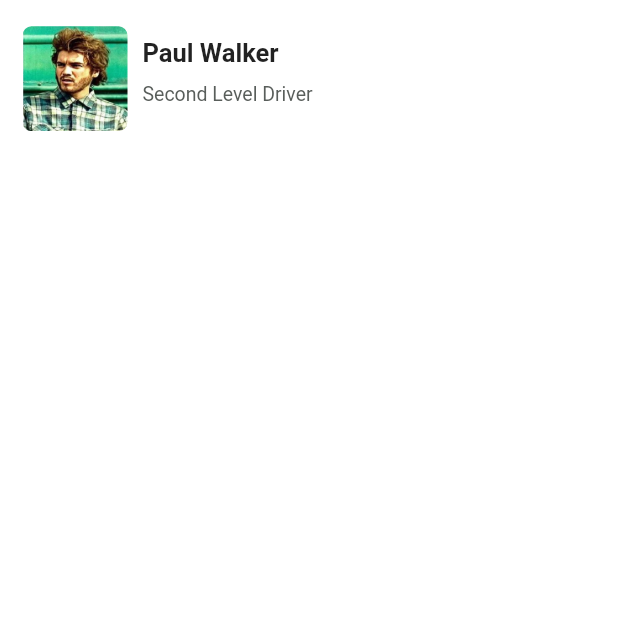
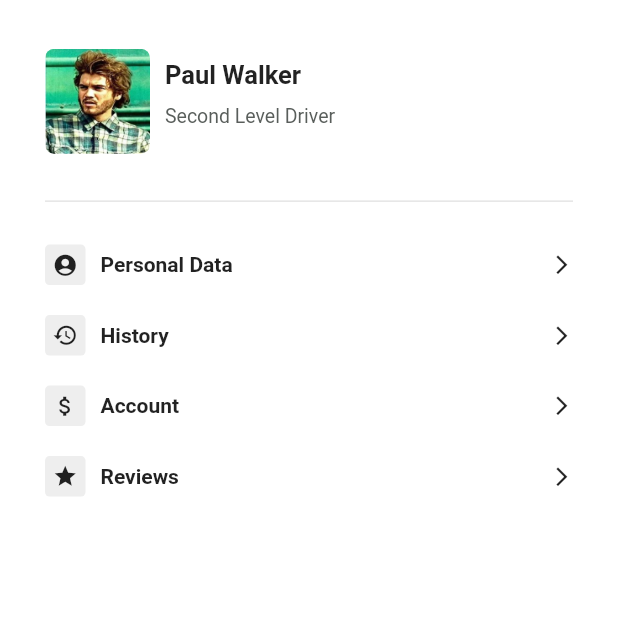
Before and after one commit to dombroks/delivery_app, a Flutter app: the screen it shows after launch, on a phone screen of 412 x 824 dp, the top half of it. Run offline on Flutter 3.47's test engine with Material 2 defaults, Android fonts, the phone set to English and light mode, and no system bars; our stand-ins replace connectivity, flutter_svg, google_maps_flutter, im_stepper, image_picker.

Commit message:
reutilizability of components

```diff
--- /dev/null
+++ b/lib/view/component/CustomSideDrawerRowItem.dart
@@ -0,0 +1,57 @@
+import 'package:flutter/material.dart';
+
+class CustomSideDrawerRowItem extends StatelessWidget {
+  const CustomSideDrawerRowItem({
+    Key key,
+    @required this.screenSize,
+    this.title,
+    this.destinationScreen,
+    this.icon,
+  }) : super(key: key);
+
+  final Size screenSize;
+  final String title;
+  final String destinationScreen;
+  final IconData icon;
+
+  @override
+  Widget build(BuildContext context) {
+    return Row(
+      mainAxisAlignment: MainAxisAlignment.spaceBetween,
+      children: [
+        Row(
+          children: [
+            Container(
+              width: 27,
+              height: 27,
+              decoration: BoxDecoration(
+                borderRadius: BorderRadius.all(Radius.circular(3)),
+                color: Colors.grey[200],
+              ),
+              child: Icon(
+                icon,
+                size: 17,
+              ),
+            ),
+            SizedBox(
+              width: 10,
+            ),
+            Text(
+              title,
+              style: TextStyle(fontWeight: FontWeight.bold),
+            ),
+          ],
+        ),
+        GestureDetector(
+          child: Icon(
+            Icons.arrow_forward_ios,
+            size: 15,
+          ),
+          onTap: () {
+            Navigator.of(context).pushNamed(destinationScreen);
+          },
+        )
+      ],
+    );
+  }
+}
--- a/lib/view/sideDrawer.dart
+++ b/lib/view/sideDrawer.dart
@@ -1,5 +1,7 @@
 import 'package:delivery/utils/constants.dart';
 import 'package:flutter/material.dart';
+
+import 'component/CustomSideDrawerRowItem.dart';
 
 class SideDrawer extends StatefulWidget {
   @override
@@ -9,12 +11,13 @@ class SideDrawer extends StatefulWidget {
 class _SideDrawerState extends State<SideDrawer> {
   @override
   Widget build(BuildContext context) {
+    var screenSize = MediaQuery.of(context).size;
     return Scaffold(
       body: SafeArea(
         child: Container(
           color: Colors.white,
           child: Padding(
-            padding: const EdgeInsets.all(15.0),
+            padding: const EdgeInsets.all(30.0),
             child: Column(
               children: [
                 Row(
@@ -54,6 +57,50 @@ class _SideDrawerState extends State<SideDrawer> {
                       ),
                     )
                   ],
+                ),
+                SizedBox(
+                  height: screenSize.height * 0.035,
+                ),
+                Container(
+                  color: Colors.grey[400],
+                  width: screenSize.width * 0.9,
+                  height: 0.4,
+                ),
+                SizedBox(
+                  height: screenSize.height * 0.035,
+                ),
+                CustomSideDrawerRowItem(
+                  screenSize: screenSize,
+                  icon: Icons.account_circle,
+                  title: "Personal Data",
+                  destinationScreen: "/personalDataScreen",
+                ),
+                SizedBox(
+                  height: 20,
+                ),
+                CustomSideDrawerRowItem(
+                  screenSize: screenSize,
+                  icon: Icons.history,
+                  title: "History",
+                  destinationScreen: "/personalDataScreen",
+                ),
+                SizedBox(
+                  height: 20,
+                ),
+                CustomSideDrawerRowItem(
+                  screenSize: screenSize,
+                  icon: Icons.attach_money,
+                  title: "Account",
+                  destinationScreen: "/personalDataScreen",
+                ),
+                SizedBox(
+                  height: 20,
+                ),
+                CustomSideDrawerRowItem(
+                  screenSize: screenSize,
+                  icon: Icons.star,
+                  title: "Reviews",
+                  destinationScreen: "/personalDataScreen",
                 )
               ],
             ),
```
